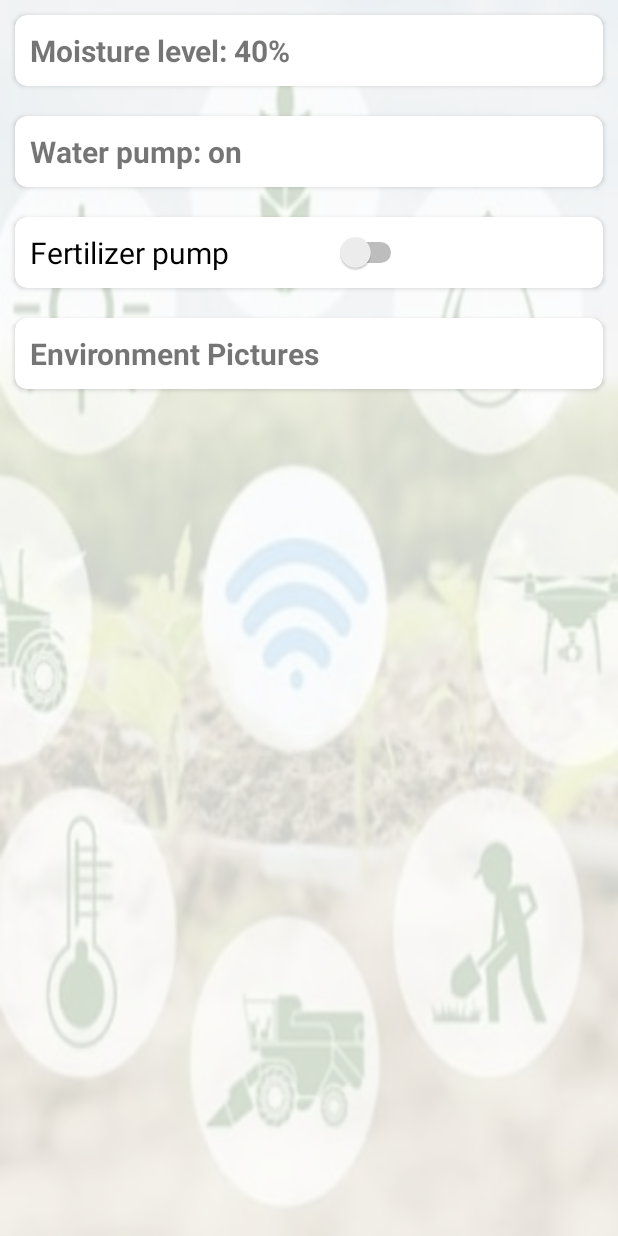
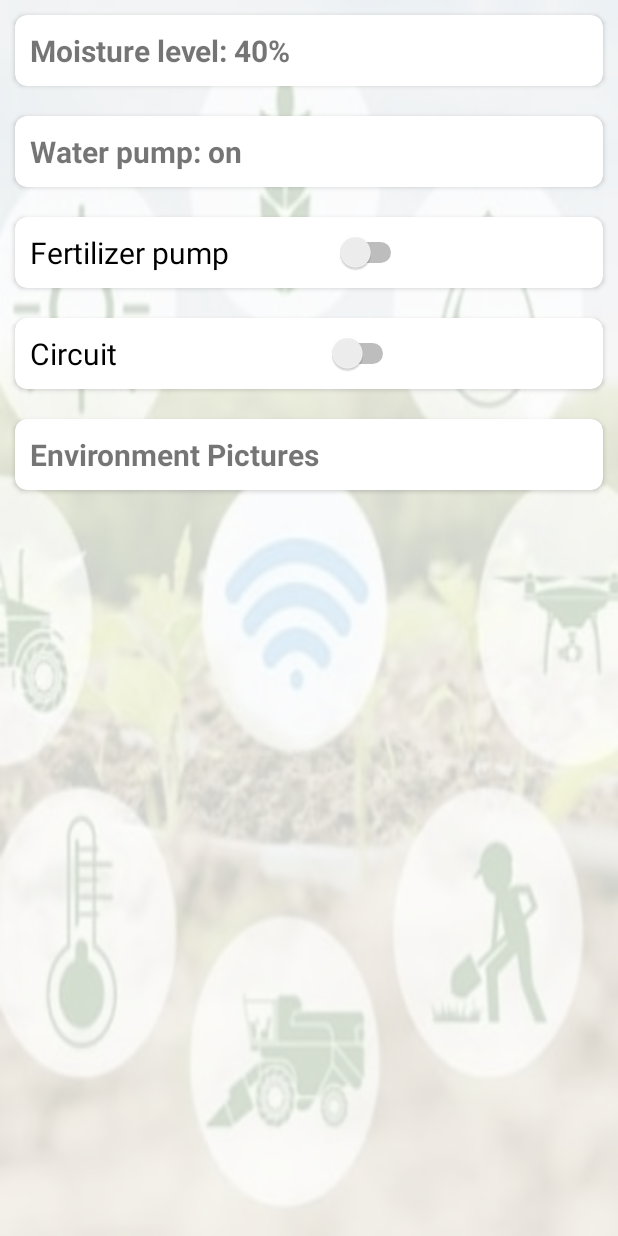
Before and after one commit to PAPPURAJ/SmartAgriculture, an Android app: the layout activity_main.xml on its own in the app's theme, with its tools: preview values and no code run, on a phone screen of 412 x 824 dp. Run offline under Robolectric (Android 15) with nearby library versions, the phone set to English and light mode, and no system bars.

Commit message:
Final updated

```diff
--- a/app/src/main/res/layout/activity_main.xml
+++ b/app/src/main/res/layout/activity_main.xml
@@ -64,6 +64,21 @@
                 android:layout_margin="10dp"
                 android:text="Fertilizer pump               "/>
         </androidx.cardview.widget.CardView>
+
+        <androidx.cardview.widget.CardView
+            android:layout_width="match_parent"
+            android:layout_height="wrap_content"
+            android:layout_margin="10dp"
+            android:elevation="10dp"
+            app:cardCornerRadius="8dp">
+            <Switch
+                android:id="@+id/circuit"
+                android:layout_width="wrap_content"
+                android:layout_height="wrap_content"
+                android:textSize="20dp"
+                android:layout_margin="10dp"
+                android:text="Circuit                              "/>
+        </androidx.cardview.widget.CardView>
         <LinearLayout
             android:layout_width="match_parent"
             android:layout_height="match_parent"
```
Also changed, not shown: app/src/main/java/bd/ac/duet/myapplication/MainActivity.java (+13 -4 lines).
